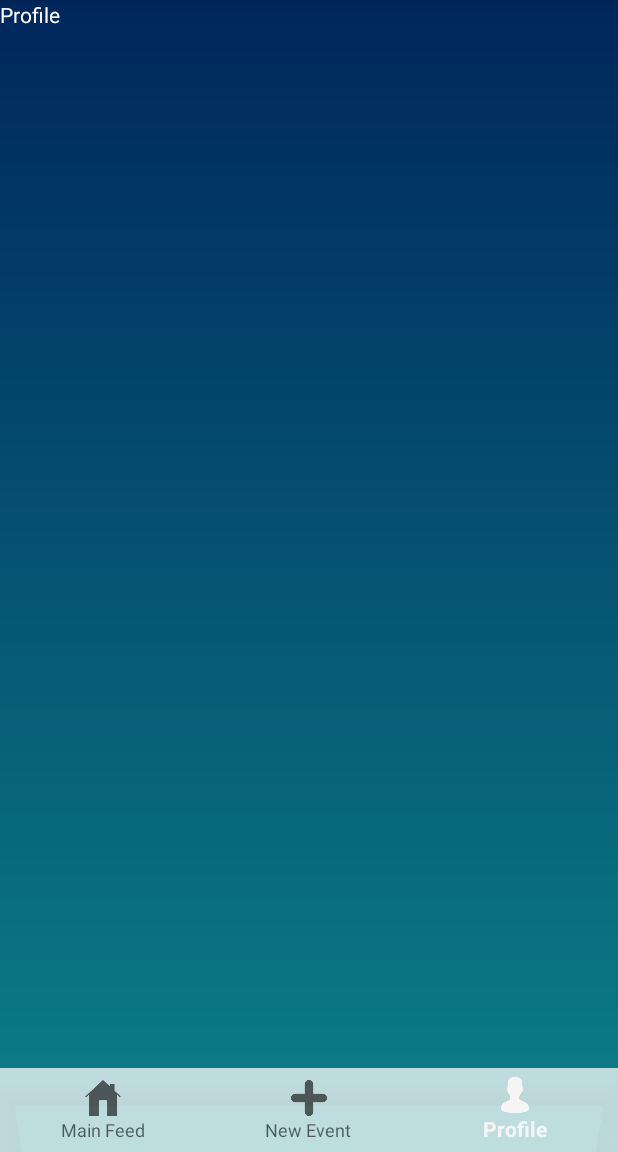
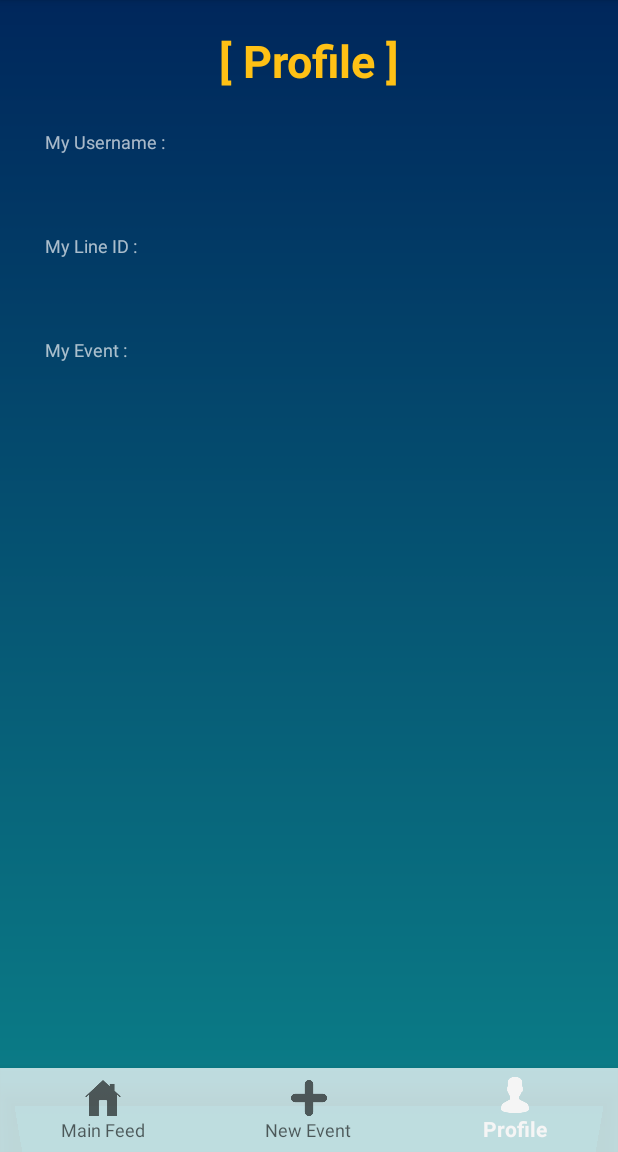
Before and after one commit to 5akda/JointyBeta, an Android app: the ProfileUI screen opened directly, with no data from a screen before it, on a phone screen of 412 x 824 dp, the part 84-1236 px from its top. Run offline under Robolectric (Android 15) with nearby library versions, the phone set to English and light mode, and no system bars; our stand-ins replace Firebase (no records; nobody signed in at launch, a user with empty details on screens opened directly); 1 statement that could not run was skipped.

Commit message:
profileScreen

```diff
--- a/app/src/main/java/com/parzival48/jointy/MainActivity.java
+++ b/app/src/main/java/com/parzival48/jointy/MainActivity.java
@@ -8,7 +8,6 @@ import android.os.Bundle;
 import android.view.View;
 import android.widget.Button;
 import android.widget.EditText;
-import android.widget.Toast;
 
 import com.google.firebase.database.DataSnapshot;
 import com.google.firebase.database.DatabaseError;
@@ -16,8 +15,7 @@ import com.google.firebase.database.DatabaseReference;
 import com.google.firebase.database.FirebaseDatabase;
 import com.google.firebase.database.ValueEventListener;
 
-import java.util.ArrayList;
-import java.util.logging.Handler;
+
 
 public class MainActivity extends AppCompatActivity {
 
@@ -53,7 +51,6 @@ public class MainActivity extends AppCompatActivity {
                             serverLine = dataSnapshot.child("userdata").child(username).child("lineid").getValue().toString();
                             ActiveStatus.username = username;
                             ActiveStatus.lineid = serverLine;
-
 
                         }
                         catch (Exception e){
--- a/app/src/main/java/com/parzival48/jointy/ProfileUI.java
+++ b/app/src/main/java/com/parzival48/jointy/ProfileUI.java
@@ -7,8 +7,18 @@ import android.support.v7.app.AppCompatActivity;
 import android.os.Bundle;
 import android.view.Menu;
 import android.view.MenuItem;
+import android.widget.TextView;
+
+import com.google.firebase.database.DataSnapshot;
+import com.google.firebase.database.DatabaseError;
+import com.google.firebase.database.DatabaseReference;
+import com.google.firebase.database.FirebaseDatabase;
+import com.google.firebase.database.ValueEventListener;
 
 public class ProfileUI extends AppCompatActivity {
+
+    DatabaseReference jointyDB = FirebaseDatabase.getInstance().getReference();
+    String userEventList;
 
     @Override
     protected void onCreate(Bundle savedInstanceState) {
@@ -20,6 +30,28 @@ public class ProfileUI extends AppCompatActivity {
         Menu menu = bottomNavigationView.getMenu();
         MenuItem menuItem = menu.getItem(2);
         menuItem.setChecked(true);
+
+        jointyDB.keepSynced(true);
+
+        jointyDB.addValueEventListener(new ValueEventListener() {
+            @Override
+            public void onDataChange(@NonNull DataSnapshot dataSnapshot) {
+                userEventList = dataSnapshot.child("userdata").child(ActiveStatus.username).child("eventList").getValue().toString();
+            }
+
+            @Override
+            public void onCancelled(@NonNull DatabaseError databaseError) {
+
+            }
+        });
+
+        TextView username = (TextView)findViewById(R.id.profile_user);
+        username.setText(ActiveStatus.username);
+        TextView lineid = (TextView)findViewById(R.id.profile_line);
+        lineid.setText(ActiveStatus.lineid);
+        TextView event = (TextView)findViewById(R.id.profile_event);
+        event.setText(userEventList);
+
 
         bottomNavigationView.setOnNavigationItemSelectedListener(new BottomNavigationView.OnNavigationItemSelectedListener() {
             @Override
--- a/app/src/main/java/com/parzival48/jointy/SignUpUI.java
+++ b/app/src/main/java/com/parzival48/jointy/SignUpUI.java
@@ -38,6 +38,7 @@ public class SignUpUI extends AppCompatActivity {
                 newProfile.setUsername(txtUsername.getText().toString().trim());
                 newProfile.setPassword(txtPassword.getText().toString().trim());
                 newProfile.setLineid(txtLineid.getText().toString().trim());
+                newProfile.setEventList("");
                 jointyDB.child("userdata").child(newProfile.getUsername()).setValue(newProfile);
                 Snackbar.make(v, "Create Profile Successfully", Snackbar.LENGTH_LONG)
                         .setAction("Action", null).show();
--- a/app/src/main/res/layout/activity_profile_ui.xml
+++ b/app/src/main/res/layout/activity_profile_ui.xml
@@ -12,11 +12,95 @@
         android:layout_height="match_parent">
 
         <TextView
+            android:id="@+id/textViewProfile"
+            android:layout_width="match_parent"
+            android:layout_height="wrap_content"
+            android:layout_alignParentTop="true"
+            android:layout_marginTop="20dp"
+            android:text="[ Profile ]"
+            android:textAlignment="center"
+            android:textColor="#ffFFC115"
+            android:textSize="30sp"
+            android:textStyle="bold" />
+
+        <TextView
+            android:id="@+id/textView31"
+            android:layout_width="match_parent"
+            android:layout_height="wrap_content"
+            android:layout_below="@+id/textViewProfile"
+            android:layout_alignParentStart="true"
+            android:layout_marginStart="30dp"
+            android:layout_marginTop="25dp"
+            android:text="My Username :"
+            android:textAlignment="textStart"
+            android:textColor="#aaffffff"
+            android:textSize="12sp" />
+
+        <TextView
             android:id="@+id/textView10"
+            android:layout_width="match_parent"
+            android:layout_height="wrap_content"
+            android:layout_below="@+id/profile_user"
+            android:layout_alignParentStart="true"
+            android:layout_marginStart="30dp"
+            android:layout_marginTop="20dp"
+            android:text="My Line ID :"
+            android:textAlignment="textStart"
+            android:textColor="#aaffffff"
+            android:textSize="12sp" />
+
+        <TextView
+            android:id="@+id/textView13"
+            android:layout_width="match_parent"
+            android:layout_height="wrap_content"
+            android:layout_below="@+id/profile_line"
+            android:layout_alignParentStart="true"
+            android:layout_marginStart="30dp"
+            android:layout_marginTop="20dp"
+            android:text="My Event :"
+            android:textAlignment="textStart"
+            android:textColor="#aaffffff"
+            android:textSize="12sp" />
+
+        <TextView
+            android:id="@+id/profile_user"
+            android:layout_width="match_parent"
+            android:layout_height="wrap_content"
+            android:layout_below="@+id/textView31"
+            android:layout_alignParentStart="true"
+            android:layout_marginStart="30dp"
+            android:layout_marginTop="0dp"
+            android:text="parzival48"
+            android:textColor="@color/colorAccent"
+            android:textSize="24sp"
+            android:textStyle="bold" />
+
+        <TextView
+            android:id="@+id/profile_line"
+            android:layout_width="match_parent"
+            android:layout_height="wrap_content"
+            android:layout_below="@+id/textView10"
+            android:layout_alignParentStart="true"
+            android:layout_marginStart="30dp"
+            android:layout_marginTop="0dp"
+            android:text="sakda-apple"
+            android:textColor="@color/colorAccent"
+            android:textSize="24sp"
+            android:textStyle="bold" />
+
+        <TextView
+            android:id="@+id/profile_event"
             android:layout_width="wrap_content"
             android:layout_height="wrap_content"
-            android:text="Profile"
-            android:textColor="#ffffff" />
+            android:layout_below="@+id/textView13"
+            android:layout_alignParentStart="true"
+            android:layout_marginStart="30dp"
+            android:layout_marginTop="0dp"
+            android:text="# Captain Marvel รอบดึก\n    Mega Ciniplex\n    4/10/19 - 16:30"
+            android:textColor="#ffFFC115"
+            android:textSize="18sp" />
+
+
     </RelativeLayout>
 
     <android.support.design.widget.BottomNavigationView
--- a/app/src/main/res/layout/activity_sign_up_ui.xml
+++ b/app/src/main/res/layout/activity_sign_up_ui.xml
@@ -19,7 +19,6 @@
         android:layout_marginEnd="30dp"
         android:background="#66000000"
         android:ems="10"
-        android:fontFamily="sans-serif-light"
         android:hint="Username"
         android:inputType="textPersonName"
         android:textAlignment="center"
@@ -39,7 +38,6 @@
         android:layout_marginEnd="30dp"
         android:background="#66000000"
         android:ems="10"
-        android:fontFamily="sans-serif-light"
         android:hint="Password"
         android:inputType="textPassword"
         android:textAlignment="center"
@@ -59,7 +57,6 @@
         android:layout_marginEnd="30dp"
         android:background="#66000000"
         android:ems="10"
-        android:fontFamily="sans-serif-light"
         android:hint="Confirm Password"
         android:inputType="textPassword"
         android:textAlignment="center"
@@ -79,7 +76,6 @@
         android:layout_marginEnd="30dp"
         android:background="#66000000"
         android:ems="10"
-        android:fontFamily="sans-serif-light"
         android:hint="Line ID"
         android:inputType="textPersonName"
         android:textAlignment="center"
--- a/app/src/main/res/values/colors.xml
+++ b/app/src/main/res/values/colors.xml
@@ -2,5 +2,5 @@
 <resources>
     <color name="colorPrimary">#0B7E8A</color>
     <color name="colorPrimaryDark">#00275C</color>
-    <color name="colorAccent">#E05F72</color>
+    <color name="colorAccent">#EE4D55</color>
 </resources>
```
Also changed, not shown: app/src/main/java/com/parzival48/jointy/CreateEventUI.java (+14 -2 lines), app/src/main/java/com/parzival48/jointy/User.java (+9 -0 lines), app/src/main/res/layout/activity_main.xml (+1 -7 lines), app/src/main/res/layout/row_event.xml (+24 -27 lines), app/src/main/res/layout/activity_create_event_ui.xml (indentation only).
